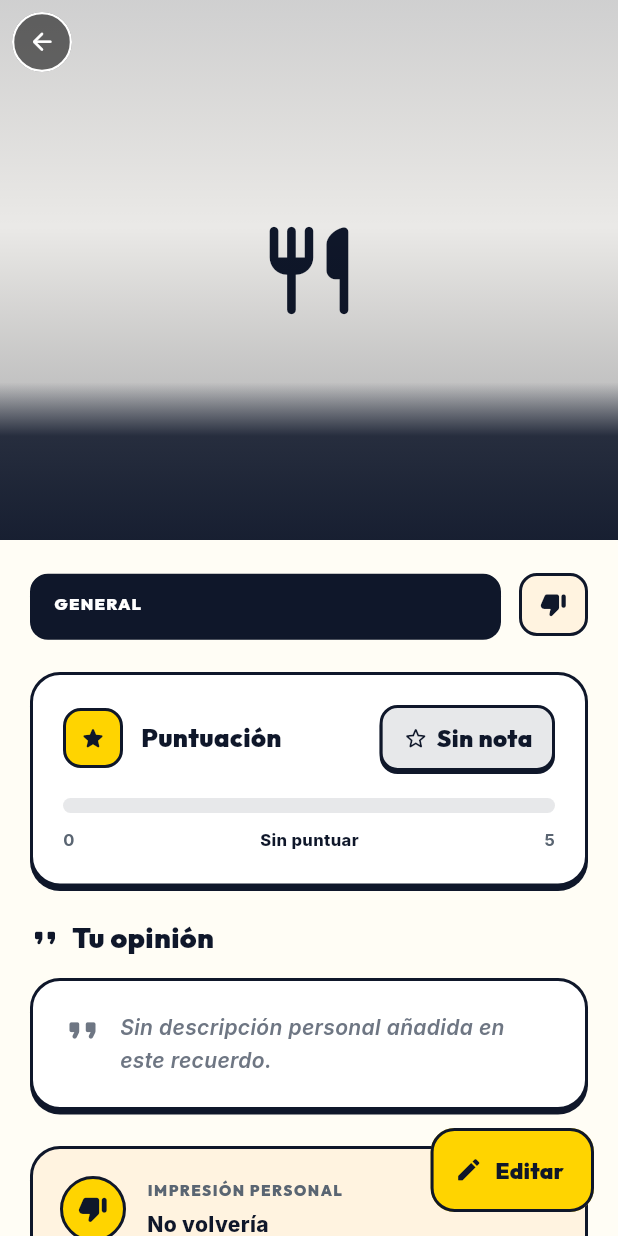
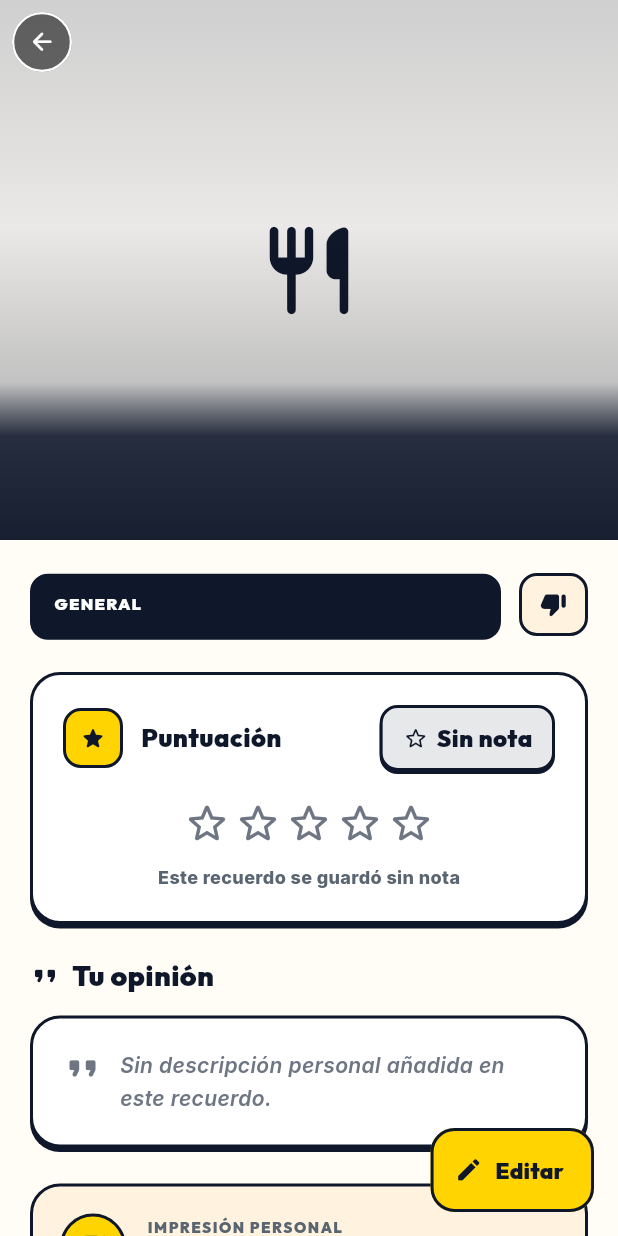
Before and after one commit to escalartica/palito3.0, a Flutter app: the MemoryDetailPage screen opened directly with empty values, on a phone screen of 412 x 824 dp. Run offline on Flutter 3.47's test engine with Material 3 defaults, Android fonts, the phone set to English and light mode, and no system bars; our stand-ins replace cached_network_image, cloud_firestore, firebase_analytics, firebase_auth, firebase_core, firebase_crashlytics and 10 more; accounts and stored records are empty.

Commit message:
Las estrellas también en la ficha del recuerdo, en un solo componente

```diff
--- /dev/null
+++ b/lib/core/theme/components/star_row.dart
@@ -0,0 +1,110 @@
+import 'package:flutter/material.dart';
+
+import '../../data/rating_scale.dart';
+import '../tokens/app_colors.dart';
+
+/// ===========================================================================
+/// LAS ESTRELLAS
+/// ===========================================================================
+///
+/// Una sola implementación del dibujo, para el formulario (donde se tocan) y
+/// para la ficha del recuerdo (donde solo se leen).
+///
+/// POR QUÉ EXISTE. Al pasar la puntuación de un tirador a estrellas se cambió
+/// el formulario y se dejó la ficha como estaba: una **barra de progreso de 0
+/// a 5**. O sea que el mismo número se pedía de una forma y se enseñaba de
+/// otra — pones cuatro estrellas y al abrir el recuerdo te encuentras una
+/// barra amarilla a cuatro quintos con un "0" a la izquierda y un "5" a la
+/// derecha. No es que la barra estuviera mal: es que eran dos idiomas para
+/// el mismo dato, y eso es exactamente lo que hace que una app se sienta a
+/// medio hacer.
+///
+/// Y está en un solo sitio a propósito. Este proyecto ya ha pagado dos veces
+/// el precio de tener el mismo widget copiado en dos pantallas: las copias
+/// divergen y el fallo aparece en una sola de ellas.
+/// ===========================================================================
+
+/// Una estrella. [fill] es 0 (vacía), 1 (media) o 2 (entera).
+class Star extends StatelessWidget {
+  const Star({super.key, required this.fill, this.size = 40});
+
+  final int fill;
+  final double size;
+
+  @override
+  Widget build(BuildContext context) {
+    return SizedBox(
+      width: size,
+      height: size,
+      child: Stack(
+        alignment: Alignment.center,
+        children: <Widget>[
+          if (fill > 0)
+            Icon(
+              fill == 2 ? Icons.star_rounded : Icons.star_half_rounded,
+              size: size,
+              color: AppColors.primary,
+            ),
+          // El contorno va SIEMPRE, encima del relleno. El amarillo de marca
+          // sobre blanco mide 1,43:1; con el contorno navy, la estrella se
+          // distingue del fondo pase lo que pase con el color.
+          Icon(
+            Icons.star_outline_rounded,
+            size: size,
+            color: fill > 0 ? AppColors.textPrimary : AppColors.textMuted,
+          ),
+        ],
+      ),
+    );
+  }
+}
+
+/// Las cinco estrellas de una nota, solo para leer.
+class StarRow extends StatelessWidget {
+  const StarRow({
+    super.key,
+    required this.rating,
+    this.size = 28,
+    this.isRated = true,
+    this.alignment = MainAxisAlignment.start,
+  });
+
+  final double rating;
+  final double size;
+
+  /// Sin nota, las cinco salen vacías aunque `rating` valga 0 por dentro.
+  /// Cinco estrellas apagadas dicen "no puntuado"; cinco estrellas con un
+  /// cero dicen "le has puesto un cero", que en una app de comida es una
+  /// acusación.
+  final bool isRated;
+
+  final MainAxisAlignment alignment;
+
+  /// Cuánto se rellena la estrella [index] (empezando en 1) con esta nota.
+  /// Misma regla que usa el formulario: media a partir de x,5.
+  static int fillFor(double rating, int index) {
+    if (rating >= index) return 2;
+    if (rating >= index - 0.5) return 1;
+    return 0;
+  }
+
+  @override
+  Widget build(BuildContext context) {
+    return Semantics(
+      label: isRated
+          ? 'Puntuación ${RatingScale.shortLabel(rating) ?? ""} sobre '
+                '${RatingScale.max.toStringAsFixed(0)}'
+          : 'Sin puntuación',
+      child: ExcludeSemantics(
+        child: Row(
+          mainAxisAlignment: alignment,
+          mainAxisSize: MainAxisSize.min,
+          children: <Widget>[
+            for (int i = 1; i <= RatingScale.max.toInt(); i++)
+              Star(fill: isRated ? fillFor(rating, i) : 0, size: size),
+          ],
+        ),
+      ),
+    );
+  }
+}
--- a/lib/features/home/widgets/rating_card.dart
+++ b/lib/features/home/widgets/rating_card.dart
@@ -3,11 +3,11 @@ import 'package:google_fonts/google_fonts.dart';
 
 import '../../../core/data/rating_scale.dart';
 import '../../../core/models/memory_model.dart';
+import '../../../core/theme/components/star_row.dart';
 import '../../../core/theme/tokens/app_colors.dart';
 import 'animated_card.dart';
 import 'icon_box.dart';
 import '../../../core/theme/tokens/app_shape.dart';
-import '../../../core/theme/tokens/app_animation.dart';
 
 /// Card de puntuación del recuerdo: barra de progreso animada sobre la escala
 /// real de la app (0 a 5 — ver [RatingScale]) con su etiqueta cualitativa.
@@ -23,8 +23,6 @@ class RatingCard extends StatelessWidget {
   Widget build(BuildContext context) {
     final double rating = memory.rating.clamp(0.0, RatingScale.max).toDouble();
     final bool isRated = RatingScale.isRated(rating);
-    final double progress = RatingScale.progress(rating);
-    final bool reduceMotion = MediaQuery.disableAnimationsOf(context);
 
     return AnimatedCard(
       padding: const EdgeInsets.all(20),
@@ -63,68 +61,41 @@ class RatingCard extends StatelessWidget {
             ],
           ),
           const SizedBox(height: 18),
-          Semantics(
-            label: isRated
-                ? 'Puntuación ${rating.toStringAsFixed(1)} sobre '
-                      '${RatingScale.max.toStringAsFixed(0)}. '
-                      '${RatingScale.qualitativeLabel(rating)}'
-                : 'Este recuerdo no tiene puntuación',
-            child: ExcludeSemantics(
-              child: ClipRRect(
-                borderRadius: BorderRadius.circular(AppRadius.lg),
-                child: TweenAnimationBuilder<double>(
-                  tween: Tween<double>(begin: 0, end: progress),
-                  duration: reduceMotion
-                      ? Duration.zero
-                      : AppAnimation.reveal,
-                  curve: AppAnimation.enter,
-                  builder: (BuildContext context, double value, Widget? child) {
-                    return LinearProgressIndicator(
-                      value: value,
-                      minHeight: 10,
-                      backgroundColor: AppColors.textPrimary.withValues(
-                        alpha: 0.10,
-                      ),
-                      valueColor: const AlwaysStoppedAnimation<Color>(
-                        AppColors.primary,
-                      ),
-                    );
-                  },
-                ),
-              ),
+          // Las MISMAS estrellas con las que se puso la nota. Aquí había una
+          // barra de progreso con un "0" y un "5" a los lados: el dato se
+          // pedía de una forma y se enseñaba de otra. Ver `star_row.dart`.
+          Center(
+            child: StarRow(
+              rating: rating,
+              isRated: isRated,
+              size: 34,
+              alignment: MainAxisAlignment.center,
             ),
           ),
           const SizedBox(height: 10),
-          Row(
-            mainAxisAlignment: MainAxisAlignment.spaceBetween,
-            children: <Widget>[
-              Text('0', style: _scaleStyle),
-              Flexible(
+          Center(
             child: Text(
-                  RatingScale.qualitativeLabel(rating),
+              // Sin nota no hay veredicto que dar. `qualitativeLabel` de un
+              // recuerdo sin puntuar devolvía igualmente una etiqueta, y la
+              // tarjeta afirmaba una opinión que nadie había dado.
+              isRated
+                  ? RatingScale.qualitativeLabel(rating)
+                  : 'Este recuerdo se guardó sin nota',
               maxLines: 1,
               overflow: TextOverflow.ellipsis,
               style: GoogleFonts.inter(
-                    fontSize: 11,
+                fontSize: 12,
                 fontWeight: FontWeight.w800,
-                    color: AppColors.textPrimary,
+                color: isRated
+                    ? AppColors.textPrimary
+                    : AppColors.textSecondary,
               ),
             ),
-              ),
-              Text(RatingScale.max.toStringAsFixed(0), style: _scaleStyle),
-            ],
           ),
         ],
       ),
     );
   }
-
-  // `grey.shade500` sobre blanco da 2,68:1 — por debajo del mínimo de WCAG AA.
-  TextStyle get _scaleStyle => GoogleFonts.inter(
-    fontSize: 11,
-    fontWeight: FontWeight.w700,
-    color: AppColors.textSecondary,
-  );
 }
 
 class _RatingBadge extends StatelessWidget {
--- a/lib/features/memory_form/widgets/rating_section.dart
+++ b/lib/features/memory_form/widgets/rating_section.dart
@@ -3,6 +3,7 @@ import 'package:flutter/services.dart';
 import 'package:google_fonts/google_fonts.dart';
 
 import 'form_field_containers.dart';
+import '../../../core/theme/components/star_row.dart';
 import '../../../core/data/rating_scale.dart';
 import '../../../core/theme/tokens/app_colors.dart';
 import '../../../core/theme/tokens/app_animation.dart';
@@ -162,15 +163,11 @@ class RatingSection extends StatelessWidget {
                           mainAxisAlignment: MainAxisAlignment.spaceBetween,
                           children: <Widget>[
                             for (int i = 1; i <= RatingScale.max.toInt(); i++)
-                              _Star(
-                                // Sin puntuar: todas vacías, aunque `rating`
-                                // valga 0 por dentro.
-                                fill: !hasInteracted
-                                    ? 0
-                                    : rating >= i
-                                    ? 2
-                                    : rating >= i - 0.5
-                                    ? 1
+                              // Sin puntuar: todas vacías, aunque `rating`
+                              // valga 0 por dentro.
+                              Star(
+                                fill: hasInteracted
+                                    ? StarRow.fillFor(rating, i)
                                     : 0,
                               ),
                           ],
@@ -199,41 +196,6 @@ class RatingSection extends StatelessWidget {
 }
 
 /// Una estrella. [fill]: 0 vacía, 1 media, 2 llena.
-class _Star extends StatelessWidget {
-  const _Star({required this.fill});
-
-  final int fill;
-
-  @override
-  Widget build(BuildContext context) {
-    const double size = 40;
-
-    return SizedBox(
-      width: size,
-      height: size,
-      child: Stack(
-        alignment: Alignment.center,
-        children: <Widget>[
-          if (fill > 0)
-            Icon(
-              fill == 2 ? Icons.star_rounded : Icons.star_half_rounded,
-              size: size,
-              color: AppColors.primary,
-            ),
-          // El contorno va SIEMPRE, encima del relleno. El amarillo de marca
-          // sobre blanco mide 1,43:1; con el contorno navy, la estrella se
-          // distingue del fondo pase lo que pase con el color.
-          Icon(
-            Icons.star_outline_rounded,
-            size: size,
-            color: fill > 0 ? AppColors.textPrimary : AppColors.textMuted,
-          ),
-        ],
-      ),
-    );
-  }
-}
-
 /// La cifra y lo que significa.
 ///
 /// `qualitativeLabel` estaba escrito en `RatingScale` desde el principio y no
```
Lines whose indentation alone changed are shown as unchanged.
